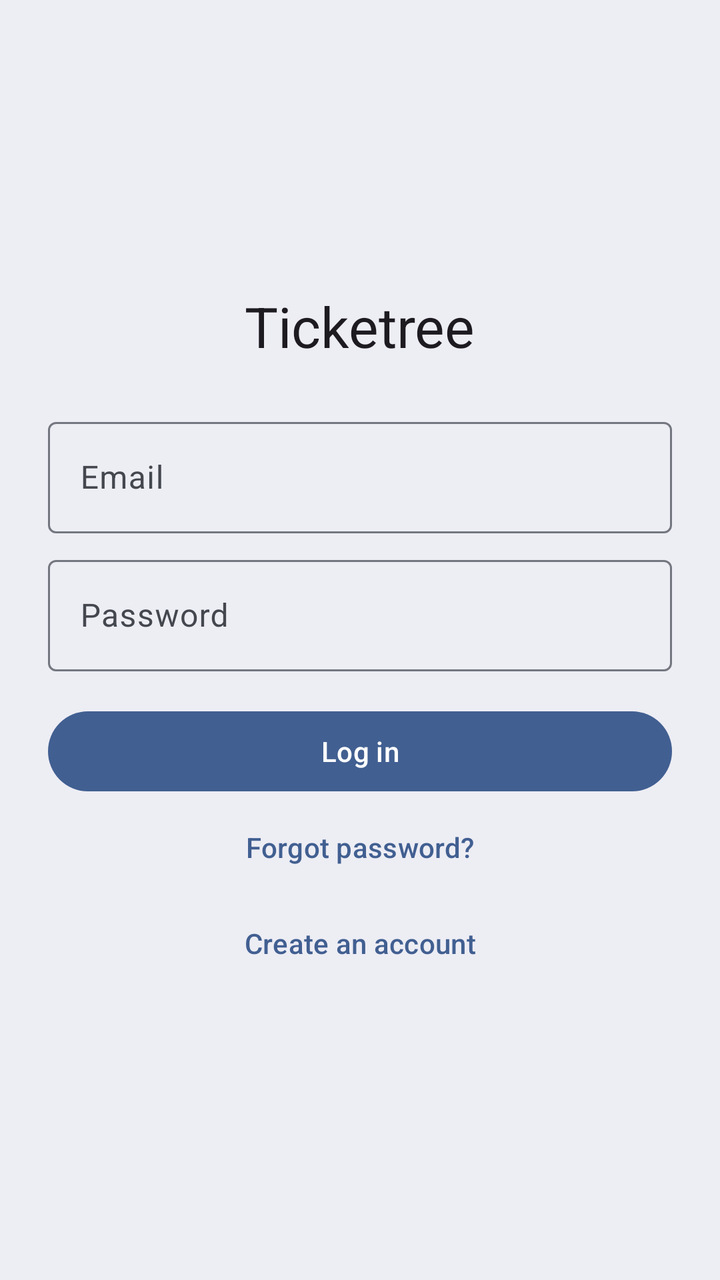
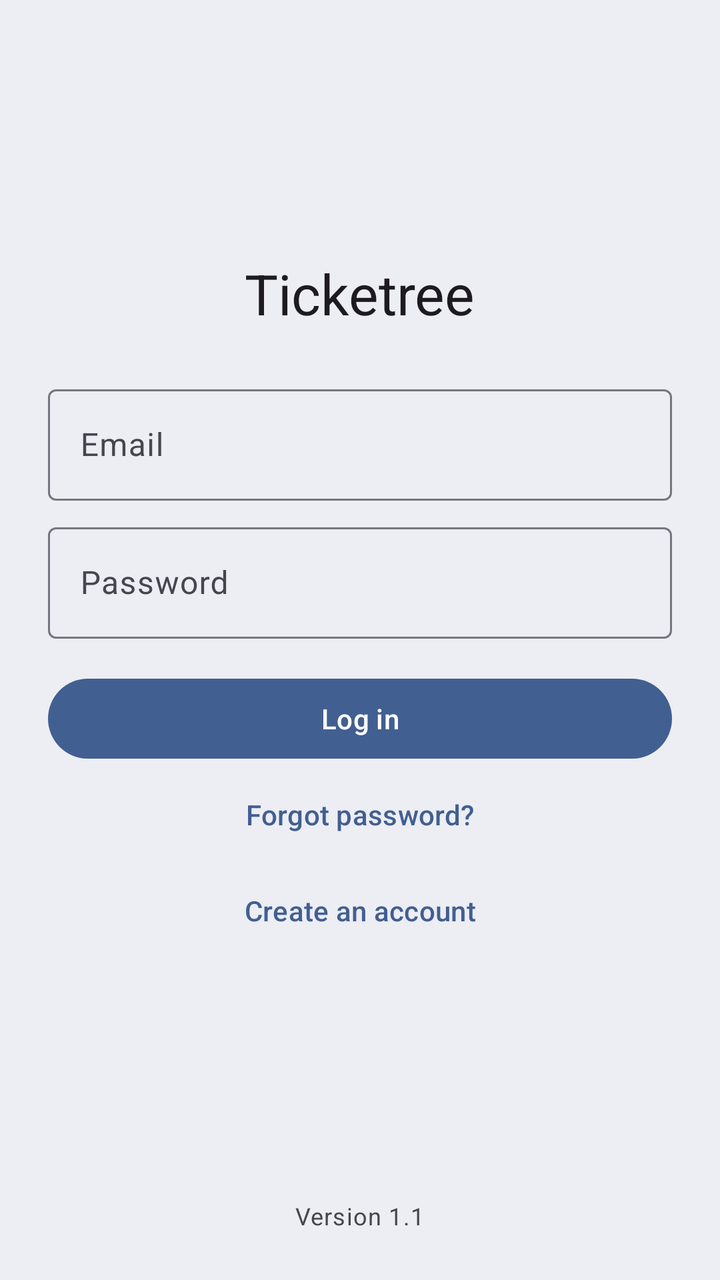

Two renders of the same Android screen: before a commit and after it. Below are the layout's source before the change and the commit's diff.
<!-- AndroidManifest.xml: application theme Theme.Ticketree -->
<!-- res/layout/activity_login.xml -->
<?xml version="1.0" encoding="utf-8"?>
<ScrollView xmlns:android="http://schemas.android.com/apk/res/android"
    android:layout_width="match_parent"
    android:layout_height="match_parent"
    android:fillViewport="true"
    android:fitsSystemWindows="true">

<LinearLayout
    android:layout_width="match_parent"
    android:layout_height="match_parent"
    android:gravity="center"
    android:orientation="vertical"
    android:padding="24dp">

    <com.google.android.material.textview.MaterialTextView
        android:layout_width="wrap_content"
        android:layout_height="wrap_content"
        android:layout_marginBottom="24dp"
        android:text="Ticketree"
        android:textAppearance="?attr/textAppearanceHeadlineMedium" />

    <com.google.android.material.textfield.TextInputLayout
        android:id="@+id/tilEmail"
        style="@style/Widget.Material3.TextInputLayout.OutlinedBox"
        android:layout_width="match_parent"
        android:layout_height="wrap_content"
        android:hint="Email">

        <com.google.android.material.textfield.TextInputEditText
            android:id="@+id/etEmail"
            android:layout_width="match_parent"
            android:layout_height="wrap_content"
            android:inputType="textEmailAddress" />
    </com.google.android.material.textfield.TextInputLayout>

    <com.google.android.material.textfield.TextInputLayout
        android:id="@+id/tilPassword"
        style="@style/Widget.Material3.TextInputLayout.OutlinedBox"
        android:layout_width="match_parent"
        android:layout_height="wrap_content"
        android:layout_marginTop="8dp"
        android:hint="Password">

        <com.google.android.material.textfield.TextInputEditText
            android:id="@+id/etPassword"
            android:layout_width="match_parent"
            android:layout_height="wrap_content"
            android:inputType="textPassword" />
    </com.google.android.material.textfield.TextInputLayout>

    <com.google.android.material.button.MaterialButton
        android:id="@+id/btnLogin"
        android:layout_width="match_parent"
        android:layout_height="wrap_content"
        android:layout_marginTop="16dp"
        android:text="Log in" />

    <com.google.android.material.button.MaterialButton
        android:id="@+id/btnForgot"
        style="@style/Widget.Material3.Button.TextButton"
        android:layout_width="match_parent"
        android:layout_height="wrap_content"
        android:text="Forgot password?" />

    <com.google.android.material.button.MaterialButton
        android:id="@+id/btnSignUp"
        style="@style/Widget.Material3.Button.TextButton"
        android:layout_width="match_parent"
        android:layout_height="wrap_content"
        android:text="Create an account" />
</LinearLayout>
</ScrollView>
<!-- resources referenced by this layout -->
<resources>
  <style name="Theme.Ticketree" parent="AppTheme">
          <item name="android:windowSoftInputMode">adjustResize</item>
          <item name="android:windowAnimationStyle">@style/Animation.Ticketree</item>
          <item name="android:windowBackground">?attr/colorSurfaceContainer</item>
      </style>
  <style name="Animation.Ticketree" parent="@android:style/Animation.Activity">
          <item name="android:activityOpenEnterAnimation">@anim/screen_open_enter</item>
          <item name="android:activityOpenExitAnimation">@anim/screen_open_exit</item>
          <item name="android:activityCloseEnterAnimation">@anim/screen_close_enter</item>
          <item name="android:activityCloseExitAnimation">@anim/screen_close_exit</item>
      </style>
  <color name="md_theme_primary">#415F91</color>
  <color name="md_theme_onPrimary">#FFFFFF</color>
  <color name="md_theme_primaryContainer">#D6E3FF</color>
  <color name="md_theme_onPrimaryContainer">#284777</color>
  <color name="md_theme_secondary">#565F71</color>
  <color name="md_theme_onSecondary">#FFFFFF</color>
  <color name="md_theme_secondaryContainer">#DAE2F9</color>
  <color name="md_theme_onSecondaryContainer">#3E4759</color>
  <color name="md_theme_tertiary">#705575</color>
  <color name="md_theme_onTertiary">#FFFFFF</color>
  <color name="md_theme_tertiaryContainer">#FAD8FD</color>
  <color name="md_theme_onTertiaryContainer">#573E5C</color>
  <color name="md_theme_error">#BA1A1A</color>
  <color name="md_theme_onError">#FFFFFF</color>
  <color name="md_theme_errorContainer">#FFDAD6</color>
  <color name="md_theme_onErrorContainer">#93000A</color>
  <color name="md_theme_background">#F9F9FF</color>
  <color name="md_theme_onBackground">#191C20</color>
  <color name="md_theme_surface">#F9F9FF</color>
  <color name="md_theme_onSurface">#191C20</color>
  <color name="md_theme_surfaceVariant">#E0E2EC</color>
  <color name="md_theme_onSurfaceVariant">#44474E</color>
  <color name="md_theme_outline">#74777F</color>
  <color name="md_theme_outlineVariant">#C4C6D0</color>
  <color name="md_theme_inverseSurface">#2E3036</color>
  <color name="md_theme_inverseOnSurface">#F0F0F7</color>
  <color name="md_theme_inversePrimary">#AAC7FF</color>
  <color name="md_theme_primaryFixed">#D6E3FF</color>
  <color name="md_theme_onPrimaryFixed">#001B3E</color>
  <color name="md_theme_primaryFixedDim">#AAC7FF</color>
  <color name="md_theme_onPrimaryFixedVariant">#284777</color>
  <color name="md_theme_secondaryFixed">#DAE2F9</color>
  <color name="md_theme_onSecondaryFixed">#131C2B</color>
  <color name="md_theme_secondaryFixedDim">#BEC6DC</color>
  <color name="md_theme_onSecondaryFixedVariant">#3E4759</color>
  <color name="md_theme_tertiaryFixed">#FAD8FD</color>
  <color name="md_theme_onTertiaryFixed">#28132E</color>
  <color name="md_theme_tertiaryFixedDim">#DDBCE0</color>
  <color name="md_theme_onTertiaryFixedVariant">#573E5C</color>
  <color name="md_theme_surfaceDim">#D9D9E0</color>
  <color name="md_theme_surfaceBright">#F9F9FF</color>
  <color name="md_theme_surfaceContainerLowest">#FFFFFF</color>
  <color name="md_theme_surfaceContainerLow">#F3F3FA</color>
  <color name="md_theme_surfaceContainer">#EDEDF4</color>
  <color name="md_theme_surfaceContainerHigh">#E7E8EE</color>
  <color name="md_theme_surfaceContainerHighest">#E2E2E9</color>
  <!-- unchanged entries left out for length: 1 -->
</resources>

<!-- the commit's change to res/layout/activity_login.xml (unified diff, before → after) -->
@@ -8,10 +8,15 @@
 <LinearLayout
     android:layout_width="match_parent"
     android:layout_height="match_parent"
-    android:gravity="center"
     android:orientation="vertical"
     android:padding="24dp">
 
+<LinearLayout
+    android:layout_width="match_parent"
+    android:layout_height="0dp"
+    android:layout_weight="1"
+    android:gravity="center"
+    android:orientation="vertical">
     <com.google.android.material.textview.MaterialTextView
         android:layout_width="wrap_content"
         android:layout_height="wrap_content"
@@ -69,4 +74,14 @@
         android:layout_height="wrap_content"
         android:text="Create an account" />
 </LinearLayout>
+
+    <com.google.android.material.textview.MaterialTextView
+        android:layout_width="wrap_content"
+        android:layout_height="wrap_content"
+        android:layout_gravity="center_horizontal"
+        android:layout_marginTop="16dp"
+        android:text="Version 1.1"
+        android:textAppearance="?attr/textAppearanceBodySmall"
+        android:textColor="?attr/colorOnSurfaceVariant" />
+</LinearLayout>
 </ScrollView>
